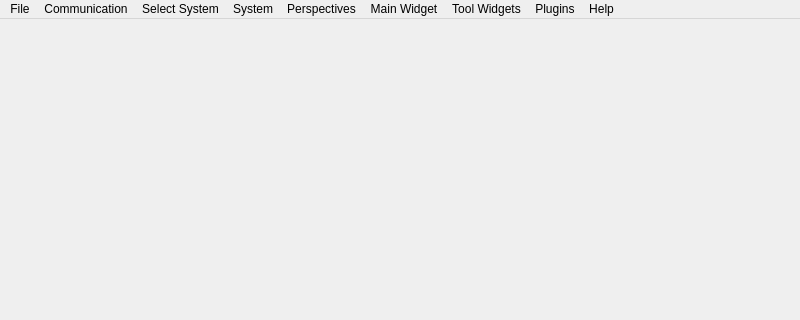
Old version of the form src/ui/MainWindow.ui in the repository mpaperno/qgroundcontrol_aq; both pictures show x 0 to 800 and y 0 to 320 of the 800 by 500 pixel window.
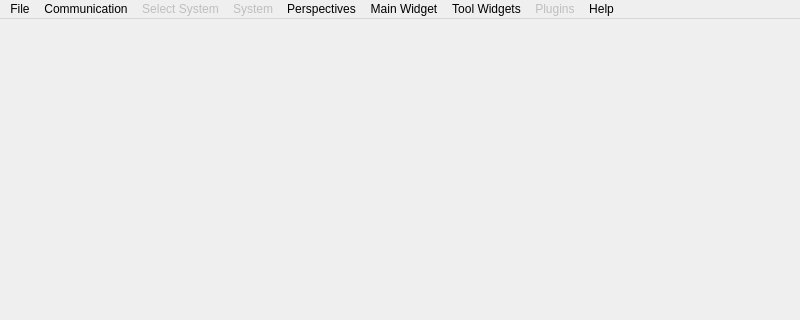
New version of the form. Icons and pictures are not drawn.

The edit to the form file:
```diff
--- a/src/ui/MainWindow.ui
+++ b/src/ui/MainWindow.ui
@@ -51,7 +51,7 @@
      <x>0</x>
      <y>0</y>
      <width>800</width>
-     <height>21</height>
+     <height>22</height>
     </rect>
    </property>
    <widget class="QMenu" name="menuMGround">
@@ -84,7 +84,7 @@
    </widget>
    <widget class="QMenu" name="menuConnected_Systems">
     <property name="enabled">
-     <bool>true</bool>
+     <bool>false</bool>
     </property>
     <property name="title">
      <string>Select System</string>
@@ -92,7 +92,7 @@
    </widget>
    <widget class="QMenu" name="menuUnmanned_System">
     <property name="enabled">
-     <bool>true</bool>
+     <bool>false</bool>
     </property>
     <property name="title">
      <string>System</string>
@@ -142,6 +142,9 @@
     </property>
    </widget>
    <widget class="QMenu" name="menuPlugins">
+    <property name="enabled">
+     <bool>false</bool>
+    </property>
     <property name="title">
      <string>Plugins</string>
     </property>
```
Left out of the diff: 110 changed lines with no effect on the pictures.
